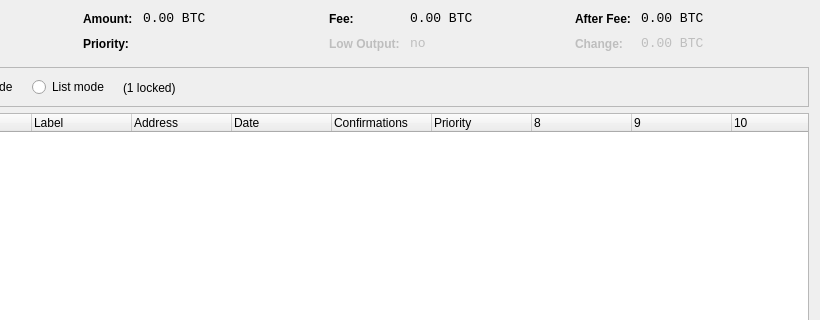
Above: src/qt/forms/coincontroldialog.ui from Txcoin/Txcoin-master before the change; both pictures show x 180 to 1000 and y 0 to 320 of the 1000 by 500 pixel window. Below: the same form after it.
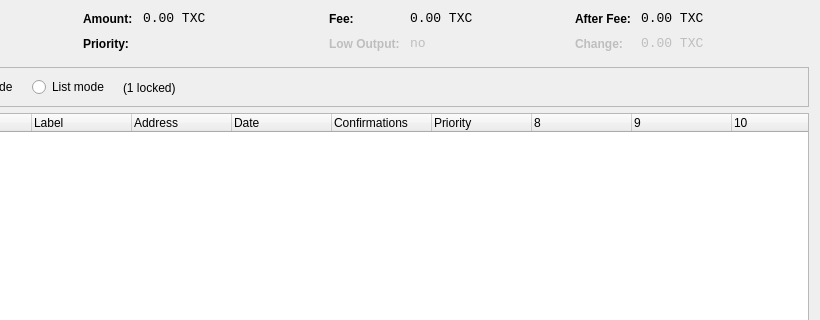
That is the form after the change. Custom widgets are drawn as their Qt base class.

Patch:
```diff
--- a/src/qt/forms/coincontroldialog.ui
+++ b/src/qt/forms/coincontroldialog.ui
@@ -141,7 +141,7 @@
           <enum>Qt::ActionsContextMenu</enum>
          </property>
          <property name="text">
-          <string notr="true">0.00 BTC</string>
+          <string notr="true">0.00 TXC</string>
          </property>
          <property name="textInteractionFlags">
           <set>Qt::LinksAccessibleByMouse|Qt::TextSelectableByKeyboard|Qt::TextSelectableByMouse</set>
@@ -221,7 +221,7 @@
           <enum>Qt::ActionsContextMenu</enum>
          </property>
          <property name="text">
-          <string notr="true">0.00 BTC</string>
+          <string notr="true">0.00 TXC</string>
          </property>
          <property name="textInteractionFlags">
           <set>Qt::LinksAccessibleByMouse|Qt::TextSelectableByKeyboard|Qt::TextSelectableByMouse</set>
@@ -307,7 +307,7 @@
           <enum>Qt::ActionsContextMenu</enum>
          </property>
          <property name="text">
-          <string notr="true">0.00 BTC</string>
+          <string notr="true">0.00 TXC</string>
          </property>
          <property name="textInteractionFlags">
           <set>Qt::LinksAccessibleByMouse|Qt::TextSelectableByKeyboard|Qt::TextSelectableByMouse</set>
@@ -345,7 +345,7 @@
           <enum>Qt::ActionsContextMenu</enum>
          </property>
          <property name="text">
-          <string notr="true">0.00 BTC</string>
+          <string notr="true">0.00 TXC</string>
          </property>
          <property name="textInteractionFlags">
           <set>Qt::LinksAccessibleByMouse|Qt::TextSelectableByKeyboard|Qt::TextSelectableByMouse</set>
```
